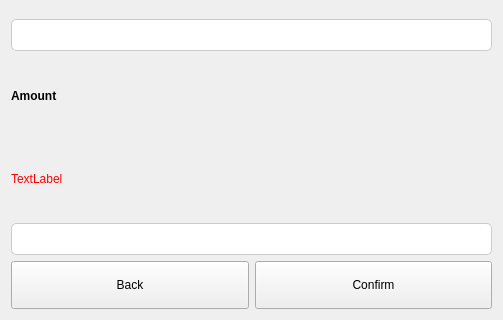
Before: the Qt Designer form Client/maketransaction.ui in Safy98/Bank-System, drawn with Qt 5; both pictures show x 0 to 503 and y 158 to 478 of the 503 by 478 pixel window.
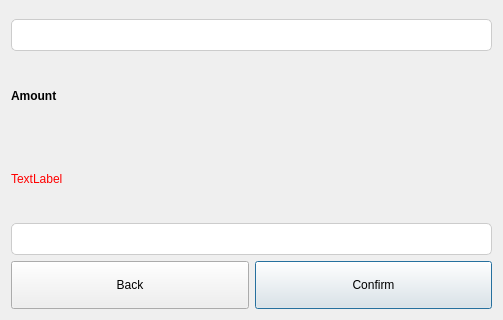
After: the same form once the commit is applied.

```diff
--- a/Client/maketransaction.ui
+++ b/Client/maketransaction.ui
@@ -150,7 +150,7 @@
         <string>Confirm</string>
        </property>
        <property name="autoDefault">
-        <bool>false</bool>
+        <bool>true</bool>
        </property>
       </widget>
      </item>
```
Left out of the diff: 4 changed lines with no effect on the pictures.
